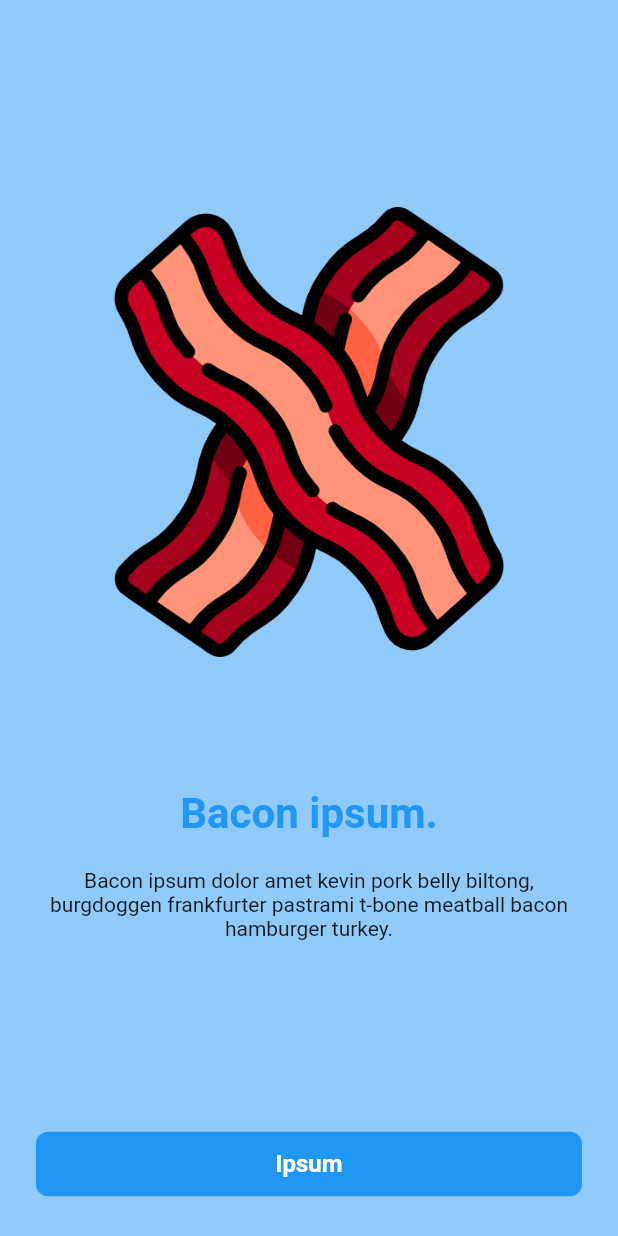
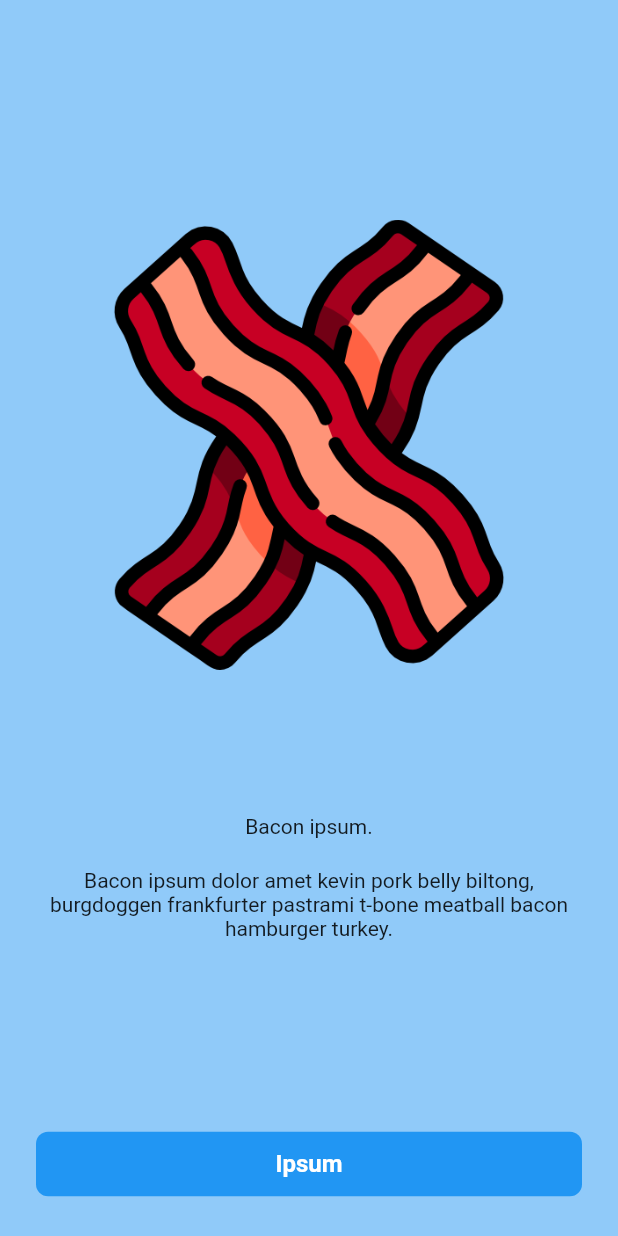
Before and after one commit to Recursyve/nice_flutter_kit, a Flutter app: the screen it shows after launch, on a phone screen of 412 x 824 dp. Run offline on Flutter 3.47's test engine with Material 2 defaults, Android fonts, the phone set to English and light mode, and no system bars; our stand-ins replace bloc, dio, equatable, firebase_messaging, flutter_bloc, flutter_spinkit and 7 more; missing offline and left inert: notification_permissions; accounts and stored records are empty.

Commit message:
Fix NiceTextAccentPunctuation

```diff
--- a/lib/src/widgets/nice-text-accent-punctuation.widget.dart
+++ b/lib/src/widgets/nice-text-accent-punctuation.widget.dart
@@ -3,64 +3,55 @@ import 'package:flutter/material.dart';
 class NiceTextAccentPunctuation extends StatelessWidget {
   final String text;
   final String punctuation;
+  final TextStyle? textSpanStyle;
+  final TextStyle? textStyle;
+  final TextStyle? punctuationStyle;
+
+  final TextAlign textAlign;
   final int? maxLines;
   final TextOverflow overflow;
-  final double size;
-  final FontWeight fontWeight;
-  final TextAlign textAlign;
   final Alignment? alignment;
-  final Color? punctuationColor;
-  final double? lineHeight;
 
   NiceTextAccentPunctuation({
     required this.text,
     required this.punctuation,
+    this.textSpanStyle,
+    this.textStyle,
+    this.punctuationStyle,
+    this.textAlign: TextAlign.center,
     this.maxLines,
     this.overflow: TextOverflow.clip,
-    this.size: 28,
-    this.fontWeight: FontWeight.bold,
-    this.textAlign: TextAlign.center,
     this.alignment,
-    this.punctuationColor,
-    this.lineHeight,
   });
 
   @override
   Widget build(BuildContext context) {
-    final richText = RichText(
+    final richText = Text.rich(
+      TextSpan(
+        style: textSpanStyle,
+        children: [
+          TextSpan(
+            text: text,
+            style: textStyle,
+          ),
+          TextSpan(
+            text: punctuation,
+            style: punctuationStyle,
+          ),
+        ],
+      ),
       textAlign: textAlign,
       maxLines: maxLines,
       overflow: overflow,
-      text: TextSpan(
-        style: TextStyle(
-          height: lineHeight,
-        ),
-        children: [
-          TextSpan(
-            text: text,
-            style: TextStyle(
-              fontSize: size,
-              fontWeight: fontWeight,
-              color: Theme.of(context).primaryColor,
-            ),
-          ),
-          TextSpan(
-            text: punctuation,
-            style: TextStyle(
-              fontSize: size,
-              fontWeight: fontWeight,
-              color: punctuationColor != null ? punctuationColor : Theme.of(context).colorScheme.secondary,
-            ),
-          ),
-        ],
-      ),
     );
 
-    if (alignment != null)
+    if (alignment != null) {
       return Align(
         alignment: alignment!,
         child: richText,
       );
+    }
+
     return richText;
   }
 }
```
